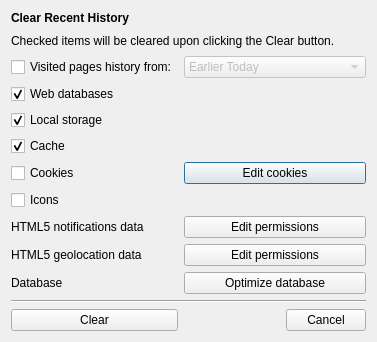
Before: the Qt Designer form src/lib/other/clearprivatedata.ui in QupZilla/qupzilla, drawn with Qt 5.
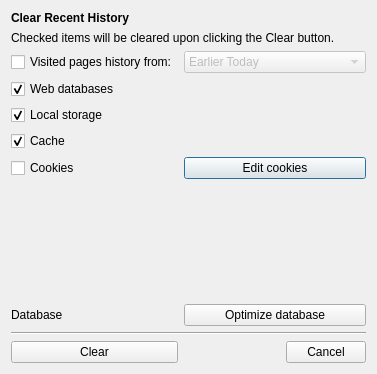
After: the same form once the commit is applied. Icons and pictures are not drawn.

Commit message:
Cleanup in Clear Recent History dialog
Also adjust paths to QtWebEngine

Patch:
```diff
--- a/src/lib/other/clearprivatedata.ui
+++ b/src/lib/other/clearprivatedata.ui
@@ -7,20 +7,13 @@
     <x>0</x>
     <y>0</y>
     <width>377</width>
-    <height>342</height>
+    <height>374</height>
    </rect>
   </property>
   <property name="windowTitle">
    <string>Clear Recent History</string>
   </property>
   <layout class="QGridLayout" name="gridLayout">
-   <item row="0" column="0">
-    <widget class="QLabel" name="label_3">
-     <property name="text">
-      <string>&lt;b&gt;Clear Recent History&lt;/b&gt;</string>
-     </property>
-    </widget>
-   </item>
    <item row="0" column="1">
     <widget class="QLabel" name="icon">
      <property name="sizePolicy">
@@ -37,20 +30,17 @@
      </property>
     </widget>
    </item>
-   <item row="1" column="0" colspan="2">
-    <widget class="QLabel" name="label_2">
+   <item row="0" column="0">
+    <widget class="QLabel" name="label_3">
      <property name="text">
-      <string>Checked items will be cleared upon clicking the Clear button.</string>
+      <string>&lt;b&gt;Clear Recent History&lt;/b&gt;</string>
      </property>
     </widget>
    </item>
-   <item row="2" column="0">
-    <widget class="QCheckBox" name="history">
+   <item row="6" column="1">
+    <widget class="QPushButton" name="editCookies">
      <property name="text">
-      <string>Visited pages history from:</string>
-     </property>
-     <property name="checked">
-      <bool>false</bool>
+      <string>Edit cookies</string>
      </property>
     </widget>
    </item>
@@ -81,13 +71,20 @@
      </item>
     </widget>
    </item>
-   <item row="3" column="0">
-    <widget class="QCheckBox" name="databases">
+   <item row="2" column="0">
+    <widget class="QCheckBox" name="history">
      <property name="text">
-      <string>Web databases</string>
+      <string>Visited pages history from:</string>
      </property>
      <property name="checked">
-      <bool>true</bool>
+      <bool>false</bool>
+     </property>
+    </widget>
+   </item>
+   <item row="1" column="0" colspan="2">
+    <widget class="QLabel" name="label_2">
+     <property name="text">
+      <string>Checked items will be cleared upon clicking the Clear button.</string>
      </property>
     </widget>
    </item>
@@ -101,93 +98,7 @@
      </property>
     </widget>
    </item>
-   <item row="5" column="0">
-    <widget class="QCheckBox" name="cache">
-     <property name="text">
-      <string>Cache</string>
-     </property>
-     <property name="checked">
-      <bool>true</bool>
-     </property>
-    </widget>
-   </item>
-   <item row="6" column="0">
-    <widget class="QCheckBox" name="cookies">
-     <property name="text">
-      <string>Cookies</string>
-     </property>
-     <property name="checked">
-      <bool>false</bool>
-     </property>
-    </widget>
-   </item>
-   <item row="6" column="1">
-    <widget class="QPushButton" name="editCookies">
-     <property name="text">
-      <string>Edit cookies</string>
-     </property>
-    </widget>
-   </item>
-   <item row="7" column="0">
-    <widget class="QCheckBox" name="icons">
-     <property name="text">
-      <string>Icons</string>
-     </property>
-     <property name="checked">
-      <bool>false</bool>
-     </property>
-    </widget>
-   </item>
-   <item row="8" column="0">
-    <widget class="QLabel" name="label">
-     <property name="text">
-      <string>HTML5 notifications data</string>
-     </property>
-    </widget>
-   </item>
-   <item row="8" column="1">
-    <widget class="QPushButton" name="editNotifs">
-     <property name="text">
-      <string>Edit permissions</string>
-     </property>
-    </widget>
-   </item>
-   <item row="9" column="0">
-    <widget class="QLabel" name="label_4">
-     <property name="text">
-      <string>HTML5 geolocation data</string>
-     </property>
-    </widget>
-   </item>
-   <item row="9" column="1">
-    <widget class="QPushButton" name="editGeoloc">
-     <property name="text">
-      <string>Edit permissions</string>
-     </property>
-    </widget>
-   </item>
-   <item row="10" column="1">
-    <widget class="QPushButton" name="optimizeDb">
-     <property name="text">
-      <string>Optimize database</string>
-     </property>
-    </widget>
-   </item>
    <item row="10" column="0">
-    <widget class="QLabel" name="label_5">
-     <property name="text">
-      <string>Database</string>
-     </property>
-    </widget>
-   </item>
-   <item row="11" column="0" colspan="2">
-    <widget class="Line" name="line">
-     <property name="orientation">
-      <enum>Qt::Horizontal</enum>
-     </property>
-    </widget>
-   </item>
-   <item row="12" column="0">
     <widget class="QPushButton" name="clear">
      <property name="minimumSize">
       <size>
@@ -200,7 +111,7 @@
      </property>
     </widget>
    </item>
-   <item row="12" column="1">
+   <item row="10" column="1">
     <widget class="QDialogButtonBox" name="buttonBox">
      <property name="orientation">
       <enum>Qt::Horizontal</enum>
@@ -213,6 +124,70 @@
      </property>
     </widget>
    </item>
+   <item row="3" column="0">
+    <widget class="QCheckBox" name="databases">
+     <property name="text">
+      <string>Web databases</string>
+     </property>
+     <property name="checked">
+      <bool>true</bool>
+     </property>
+    </widget>
+   </item>
+   <item row="5" column="0">
+    <widget class="QCheckBox" name="cache">
+     <property name="text">
+      <string>Cache</string>
+     </property>
+     <property name="checked">
+      <bool>true</bool>
+     </property>
+    </widget>
+   </item>
+   <item row="8" column="1">
+    <widget class="QPushButton" name="optimizeDb">
+     <property name="text">
+      <string>Optimize database</string>
+     </property>
+    </widget>
+   </item>
+   <item row="6" column="0">
+    <widget class="QCheckBox" name="cookies">
+     <property name="text">
+      <string>Cookies</string>
+     </property>
+     <property name="checked">
+      <bool>false</bool>
+     </property>
+    </widget>
+   </item>
+   <item row="9" column="0" colspan="2">
+    <widget class="Line" name="line">
+     <property name="orientation">
+      <enum>Qt::Horizontal</enum>
+     </property>
+    </widget>
+   </item>
+   <item row="8" column="0">
+    <widget class="QLabel" name="label_5">
+     <property name="text">
+      <string>Database</string>
+     </property>
+    </widget>
+   </item>
+   <item row="7" column="0">
+    <spacer name="verticalSpacer">
+     <property name="orientation">
+      <enum>Qt::Vertical</enum>
+     </property>
+     <property name="sizeHint" stdset="0">
+      <size>
+       <width>20</width>
+       <height>40</height>
+      </size>
+     </property>
+    </spacer>
+   </item>
   </layout>
  </widget>
  <resources>
```
The commit also changes 4 other files.
